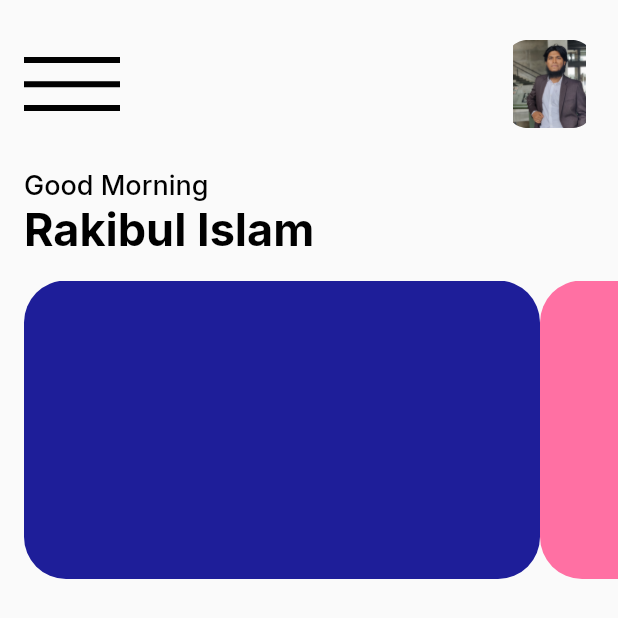
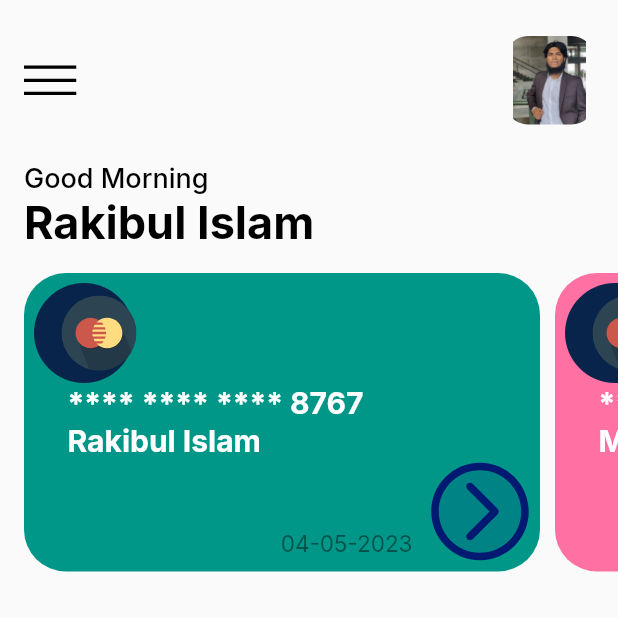
Before and after one commit to Rakibul25/-100daysofcode-mobile_app-, a Flutter app: the screen it shows after launch, on a phone screen of 412 x 824 dp. Shown: the top 618 px of the screen. Run offline on Flutter 3.47's test engine with Material 2 defaults, Android fonts, the light colour scheme and no system bars; our stand-ins replace flutter_svg, google_fonts; missing offline and left inert: dart:ffi.

Commit message:
card complete

```diff
--- a/bank/lib/Screens/home_screen.dart
+++ b/bank/lib/Screens/home_screen.dart
@@ -28,7 +28,7 @@ class _HomeScreenState extends State<HomeScreen> {
                     onTap: (){
                       print('tapped');
                     },
-                      child: SvgPicture.asset('assets/svg/navbar.svg')),
+                      child: SvgPicture.asset('assets/svg/navbar.svg', height: 35,width: 35,)),
                   Container(
                     height: 59,
                     width: 59,
@@ -72,11 +72,61 @@ class _HomeScreenState extends State<HomeScreen> {
                 itemCount: cards.length,
                 itemBuilder: (context,index){
                   return Container(
+                    margin: EdgeInsets.only(right: 10),
                     height: 199,
                     width: 344,
                     decoration: BoxDecoration(
                       borderRadius: BorderRadius.circular(28),
                       color: Color(cards[index].cardBackground),
+                    ),
+                    child: Stack(
+                      children: <Widget>[
+                        Positioned(child: SvgPicture.asset(cards[index].cardElementTop, height: 80, width: 80),),
+                        Positioned(
+                          bottom:0,
+                          right:0,
+                          child: SvgPicture.asset(cards[index].cardElementBottom, height: 80, width: 80),),
+                        Positioned(
+                            left: 29,
+                            top: 75,
+                            child: Text(
+                              cards[index].cardNumber,
+                              style: GoogleFonts.inter(
+                                fontSize: 20,
+                                fontWeight: FontWeight.w700,
+                                color: Colors.white
+                              ),
+                            ),
+                        ),
+                        Positioned(
+                          top: 15,
+                          left: 25,
+                          child: SvgPicture.asset(cards[index].cardType, height: 50, width: 50),),
+                        Positioned(
+                          left: 29,
+                          top: 100,
+                          child: Text(
+                            cards[index].user,
+                            style: GoogleFonts.inter(
+                                fontSize: 20,
+                                fontWeight: FontWeight.w700,
+                                color: Colors.white
+                            ),
+                          ),
+                        ),
+                        Positioned(
+                          bottom: 10,
+                          right: 85,
+                          child: Text(
+                            cards[index].cardExpired,
+                            style: GoogleFonts.inter(
+                                fontSize: 15,
+                                fontWeight: FontWeight.w400,
+                                color: Colors.black45
+                            ),
+                          ),
+                        ),
+                      ],
                     ),
                   );
                 },
--- a/bank/lib/models/card_model.dart
+++ b/bank/lib/models/card_model.dart
@@ -27,10 +27,10 @@ List<CardModel> cards = cardData.map(
 var cardData = [
   {
     "user" :"Rakibul Islam",
-    "cardNumber" : "**** **** **** 2434",
+    "cardNumber" : "**** **** **** 8767",
     "cardExpired" : "04-05-2023",
     "cardType" : "assets/svg/credit-card.svg",
-    "cardBackground" : 0xFF1E1E99,
+    "cardBackground" : 0xFF009688,
     "cardElementTop" : "assets/svg/top.svg",
     "cardElementBottom" : "assets/svg/bottom.svg"
   },
```
Also changed, not shown: bank/assets/svg/top.svg.
